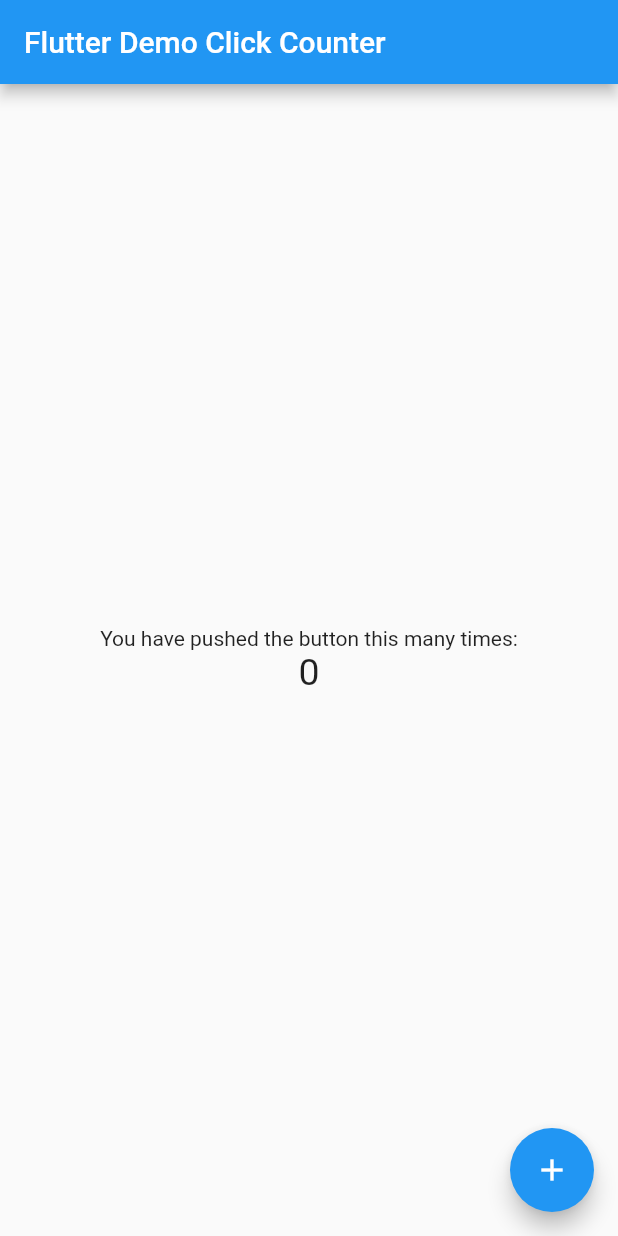
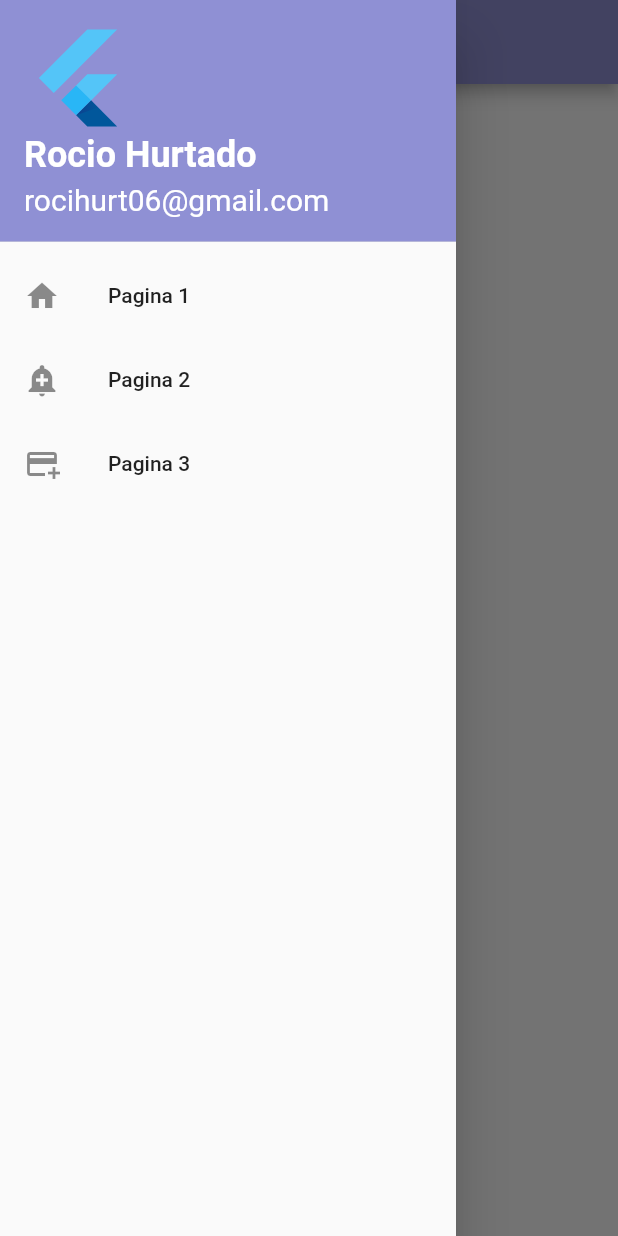
Before and after one commit to RocioHurtadoHeredia/DrawerFlutlab, a Flutter app: the screen it shows after launch, with the side drawer open (before the commit the screen has no drawer), on a phone screen of 412 x 824 dp. Run offline on Flutter 3.47's test engine with Material 2 defaults, Android fonts, the phone set to English and light mode, and no system bars.

Commit message:
Update main.dart

```diff
--- a/lib/main.dart
+++ b/lib/main.dart
@@ -1,10 +1,10 @@
 import 'package:flutter/material.dart';
 
-void main() => runApp(MyApp());
+void main() => runApp(const MyApp());
 
 class MyApp extends StatelessWidget {
   const MyApp({super.key});
-  static const String _title = 'Flutter Stateful Clicker Counter';
+  static const String _title = 'Drawer en flutter';
   // This widget is the root of your application.
   @override
   Widget build(BuildContext context) {
@@ -13,78 +13,87 @@ class MyApp extends StatelessWidget {
       theme: ThemeData(
         primarySwatch: Colors.blue,
       ),
-      home: MyHomePage(),
+      debugShowCheckedModeBanner: false,
+      home: const MyHomePage(),
     );
   }
 }
 
 class MyHomePage extends StatefulWidget {
   const MyHomePage({super.key});
-  // This widget is the home page of your application. It is stateful, meaning
-  // that it has a State object (defined below) that contains fields that affect
-  // how it looks.
-  // This class is the configuration for the state.
   @override
   _MyHomePageState createState() => _MyHomePageState();
 }
 
 class _MyHomePageState extends State<MyHomePage> {
-  int _counter = 0;
-
-  void _incrementCounter() {
-    setState(() {
-      // This call to setState tells the Flutter framework that something has
-      // changed in this State, which causes it to rerun the build method below
-      // so that the display can reflect the updated values. If we changed
-      // _counter without calling setState(), then the build method would not be
-      // called again, and so nothing would appear to happen.
-      _counter++;
-    });
-  }
-
   @override
   Widget build(BuildContext context) {
-    // This method is rerun every time setState is called, for instance as done
-    // by the _incrementCounter method above.
-    //
-    // The Flutter framework has been optimized to make rerunning build methods
-    // fast, so that you can just rebuild anything that needs updating rather
-    // than having to individually change instances of widgets.
     return Scaffold(
       appBar: AppBar(
-        // Here we take the value from the MyHomePage object that was created by
-        // the App.build method, and use it to set our appbar title.
-        title: Text('Flutter Demo Click Counter'),
+        title: const Text('Act 3 Drawer Hurtado'),
+        backgroundColor: const Color(0xff8f90d4),
       ),
-      body: Center(
-        // Center is a layout widget. It takes a single child and positions it
-        // in the middle of the parent.
-        child: Column(
-          // Column is also a layout widget. It takes a list of children and
-          // arranges them vertically. By default, it sizes itself to fit its
-          // children horizontally, and tries to be as tall as its parent.
-          //
-          // Column has various properties to control how it sizes itself and
-          // how it positions its children. Here we use mainAxisAlignment to
-          // center the children vertically; the main axis here is the vertical
-          // axis because Columns are vertical (the cross axis would be
-          // horizontal).
-          mainAxisAlignment: MainAxisAlignment.center,
-          children: <Widget>[
-            Text(
-              'You have pushed the button this many times:',
+      drawer: Drawer(
+        child: ListView(
+          // Important: Remove any padding from the ListView.
+          padding: EdgeInsets.zero,
+          children: [
+            const UserAccountsDrawerHeader(
+              decoration: BoxDecoration(color: Color(0xff8f90d4)),
+              accountName: Text(
+                "Rocio Hurtado",
+                style: TextStyle(
+                  fontWeight: FontWeight.bold,
+                  fontSize: 24,
+                ),
+              ),
+              accountEmail: Text(
+                "rocihurt06@gmail.com",
+                style: TextStyle(
+                  fontWeight: FontWeight.normal,
+                  fontSize: 20,
+                ),
+              ),
+              currentAccountPicture: FlutterLogo(),
             ),
-            Text(
-              '$_counter',
-              style: TextStyle(fontSize: 25),
+            ListTile(
+              leading: Icon(
+                Icons.home,
+              ),
+              title: const Text('Pagina 1'),
+              onTap: () {
+                Navigator.pop(context);
+              },
+            ),
+            ListTile(
+              leading: Icon(
+                Icons.add_alert,
+              ),
+              title: const Text('Pagina 2'),
+              onTap: () {
+                Navigator.pop(context);
+              },
+            ),
+            ListTile(
+              leading: Icon(
+                Icons.add_card_outlined,
+              ),
+              title: const Text('Pagina 3'),
+              onTap: () {
+                Navigator.pop(context);
+              },
             ),
           ],
         ),
       ),
-      floatingActionButton: FloatingActionButton(
-        onPressed: _incrementCounter,
-        tooltip: 'Increment',
-        child: Icon(Icons.add),
+      body: Center(
+        child: Column(
+          children: [
+            const SizedBox(
+              height: 50,
+            ),
+          ],
+        ),
       ),
     );
   }
```
